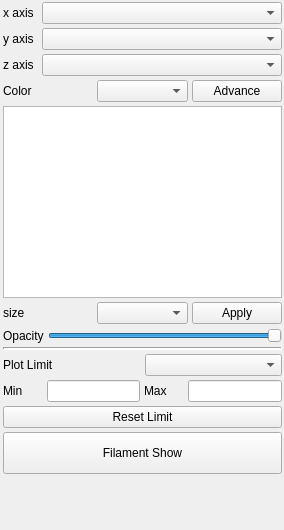
Old version of the form glue_vispy_viewers/scatter/options_widget.ui in the repository glue-viz/glue-vispy-viewers.
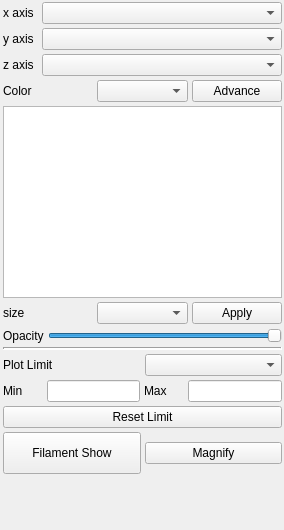
New version of the form.

Diff of the .ui file:
```diff
--- a/glue_vispy_viewers/scatter/options_widget.ui
+++ b/glue_vispy_viewers/scatter/options_widget.ui
@@ -353,6 +353,8 @@
        </widget>
       </item>
       <item>
+       <layout class="QHBoxLayout" name="horizontalLayout_8">
+        <item>
        <widget class="QPushButton" name="filaButton">
         <property name="sizePolicy">
          <sizepolicy hsizetype="Minimum" vsizetype="Expanding">
@@ -364,6 +366,15 @@
          <string>Filament Show</string>
         </property>
        </widget>
+        </item>
+        <item>
+         <widget class="QPushButton" name="magnifyButton">
+          <property name="text">
+           <string>Magnify</string>
+          </property>
+         </widget>
+        </item>
+       </layout>
       </item>
       <item>
        <spacer name="verticalSpacer">
```
Lines whose indentation alone changed are shown as unchanged.
